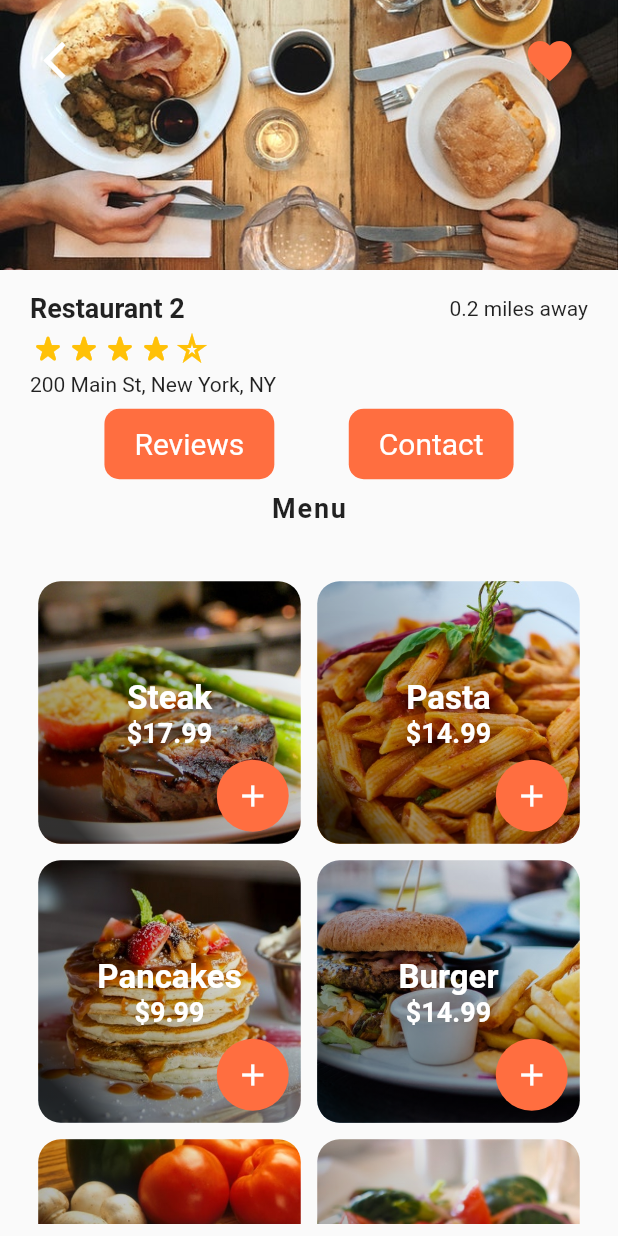
After one commit to atanashristov/flutter-the-complete-ui-masterclass, a Flutter app: the screen it shows after launch, after a tap on "Restaurant 2", on a phone screen of 412 x 824 dp. The commit adds this screen. Run offline on Flutter 3.47's test engine with Material 2 defaults, Android fonts, the phone set to English and light mode, and no system bars.

Commit message:
feat(food delivery) Add restaurant screen

```diff
--- /dev/null
+++ b/code/food_delivery_ui/lib/screens/restaurant_screen.dart
@@ -0,0 +1,233 @@
+// ignore_for_file: public_member_api_docs, sort_constructors_first
+import 'package:flutter/material.dart';
+
+import 'package:food_delivery_ui/models/food.dart';
+import 'package:food_delivery_ui/models/restaurant.dart';
+import 'package:food_delivery_ui/widgets/plus_button.dart';
+import 'package:food_delivery_ui/widgets/rating_stars.dart';
+
+class RestaurantScreen extends StatefulWidget {
+  const RestaurantScreen({
+    super.key,
+    required this.restaurant,
+  });
+
+  final Restaurant restaurant;
+
+  @override
+  State<RestaurantScreen> createState() => _RestaurantScreenState();
+}
+
+class _RestaurantScreenState extends State<RestaurantScreen> {
+  @override
+  Widget build(BuildContext context) {
+    return Scaffold(
+      body: Column(
+        children: [
+          Stack(
+            children: [
+              Hero(
+                tag: widget.restaurant.imageUrl,
+                child: Image(
+                  height: 180,
+                  width: MediaQuery.of(context).size.width,
+                  image: AssetImage(widget.restaurant.imageUrl),
+                  fit: BoxFit.cover,
+                ),
+              ),
+              Padding(
+                padding: const EdgeInsets.symmetric(horizontal: 20.0, vertical: 15.0),
+                child: Row(
+                  mainAxisAlignment: MainAxisAlignment.spaceBetween,
+                  children: [
+                    IconButton(
+                      onPressed: () => Navigator.of(context).maybePop(),
+                      icon: const Icon(Icons.arrow_back_ios),
+                      color: Colors.white,
+                      iconSize: 30.0,
+                    ),
+                    IconButton(
+                      onPressed: () {},
+                      icon: const Icon(Icons.favorite),
+                      color: Theme.of(context).primaryColor,
+                      iconSize: 35.0,
+                    ),
+                  ],
+                ),
+              ),
+            ],
+          ),
+          Padding(
+            padding: const EdgeInsets.symmetric(horizontal: 20.0, vertical: 15.0),
+            child: Column(
+              crossAxisAlignment: CrossAxisAlignment.start,
+              children: [
+                Row(
+                  mainAxisAlignment: MainAxisAlignment.spaceBetween,
+                  children: [
+                    Text(
+                      widget.restaurant.name,
+                      style: const TextStyle(fontSize: 18.0, fontWeight: FontWeight.w600),
+                      overflow: TextOverflow.ellipsis,
+                    ),
+                    const Text(
+                      '0.2 miles away',
+                      style: TextStyle(fontSize: 14.0, fontWeight: FontWeight.normal),
+                      overflow: TextOverflow.ellipsis,
+                    ),
+                  ],
+                ),
+                const SizedBox(height: 4.0),
+                RatingStars(rating: widget.restaurant.rating),
+                const SizedBox(height: 4.0),
+                Text(
+                  widget.restaurant.address,
+                  style: const TextStyle(fontSize: 14.0, fontWeight: FontWeight.normal),
+                  overflow: TextOverflow.ellipsis,
+                ),
+                const SizedBox(height: 8.0),
+                Row(
+                  mainAxisAlignment: MainAxisAlignment.spaceEvenly,
+                  children: [
+                    TextButton(
+                      onPressed: () {},
+                      style: TextButton.styleFrom(
+                        foregroundColor: Colors.white,
+                        backgroundColor: Theme.of(context).primaryColor,
+                        textStyle: const TextStyle(fontSize: 20),
+                        padding: const EdgeInsets.symmetric(vertical: 12.0, horizontal: 20.0),
+                        shape: RoundedRectangleBorder(
+                          borderRadius: BorderRadius.circular(10.0),
+                        ),
+                      ),
+                      child: const Text('Reviews'),
+                    ),
+                    TextButton(
+                      onPressed: () {},
+                      style: TextButton.styleFrom(
+                        foregroundColor: Colors.white,
+                        backgroundColor: Theme.of(context).primaryColor,
+                        textStyle: const TextStyle(fontSize: 20),
+                        padding: const EdgeInsets.symmetric(vertical: 12.0, horizontal: 20.0),
+                        shape: RoundedRectangleBorder(
+                          borderRadius: BorderRadius.circular(10.0),
+                        ),
+                      ),
+                      child: const Text('Contact'),
+                    ),
+                  ],
+                ),
+                const SizedBox(height: 8.0),
+                const Center(
+                  child: Text(
+                    'Menu',
+                    style: TextStyle(
+                      fontSize: 18.0,
+                      fontWeight: FontWeight.w600,
+                      letterSpacing: 1.2,
+                    ),
+                  ),
+                ),
+              ],
+            ),
+          ),
+          Expanded(
+            child: Padding(
+              padding: const EdgeInsets.symmetric(horizontal: 10.0, vertical: 8.0),
+              child: GridView.count(
+                padding: const EdgeInsets.all(10.0),
+                crossAxisCount: 2,
+                children: List.generate(
+                  widget.restaurant.menu.length,
+                  (index) {
+                    final food = widget.restaurant.menu[index];
+                    return _MenuListItem(menuItem: food);
+                  },
+                ),
+              ),
+            ),
+          )
+        ],
+      ),
+    );
+  }
+}
+
+class _MenuListItem extends StatelessWidget {
+  const _MenuListItem({
+    Key? key,
+    required this.menuItem,
+  }) : super(key: key);
+
+  final Food menuItem;
+
+  @override
+  Widget build(BuildContext context) {
+    return Center(
+      child: Stack(
+        alignment: Alignment.center,
+        children: [
+          Container(
+            height: 175.0,
+            width: 175.0,
+            decoration: BoxDecoration(
+              borderRadius: const BorderRadius.all(Radius.circular(15.0)),
+              image: DecorationImage(
+                image: AssetImage(menuItem.imageUrl),
+                fit: BoxFit.cover,
+              ),
+            ),
+          ),
+          Container(
+            height: 175.0,
+            width: 175.0,
+            decoration: BoxDecoration(
+              borderRadius: const BorderRadius.all(Radius.circular(15.0)),
+              gradient: LinearGradient(begin: Alignment.topRight, end: Alignment.bottomLeft, colors: [
+                Colors.black.withOpacity(0.0),
+                Colors.black.withOpacity(0.1),
+                Colors.black.withOpacity(0.2),
+                Colors.black.withOpacity(0.4),
+                Colors.black.withOpacity(0.8),
+              ], stops: const [
+                0.1,
+                0.3,
+                0.4,
+                0.8,
+                0.9
+              ]),
+            ),
+          ),
+          Positioned(
+            top: 65.0,
+            child: Column(
+              children: [
+                Text(
+                  menuItem.name,
+                  style: const TextStyle(
+                    fontSize: 22.0,
+                    fontWeight: FontWeight.w600,
+                    color: Colors.white,
+                  ),
+                ),
+                Text(
+                  '\$${menuItem.price}',
+                  style: const TextStyle(
+                    fontSize: 18.0,
+                    fontWeight: FontWeight.w600,
+                    color: Colors.white,
+                  ),
+                ),
+              ],
+            ),
+          ),
+          const Positioned(
+            bottom: 8.0,
+            right: 8.0,
+            child: PlusButton(),
+          )
+        ],
+      ),
+    );
+  }
+}
--- a/code/food_delivery_ui/lib/widgets/nearby_restaurants.dart
+++ b/code/food_delivery_ui/lib/widgets/nearby_restaurants.dart
@@ -1,6 +1,7 @@
 import 'package:flutter/material.dart';
 import 'package:food_delivery_ui/data/data.dart';
 import 'package:food_delivery_ui/models/restaurant.dart';
+import 'package:food_delivery_ui/screens/restaurant_screen.dart';
 import 'package:food_delivery_ui/widgets/rating_stars.dart';
 
 class NearbyRestaurants extends StatelessWidget {
@@ -34,9 +35,17 @@ class _RestaurantsList extends StatelessWidget {
     return Column(
       children: [
         ...restaurants.asMap().entries.map(
-              (e) => _RestaurantsListItem(
+              (e) => GestureDetector(
+                onTap: () => Navigator.push(
+                  context,
+                  MaterialPageRoute(
+                    builder: (_) => RestaurantScreen(restaurant: e.value),
+                  ),
+                ),
+                child: _RestaurantsListItem(
                   restaurant: e.value,
                   index: e.key,
+                ),
               ),
             ),
       ],
@@ -63,11 +72,14 @@ class _RestaurantsListItem extends StatelessWidget {
         children: [
           ClipRRect(
             borderRadius: BorderRadius.circular(15.0),
+            child: Hero(
+              tag: restaurant.imageUrl,
               child: Image(
                 height: 130.0,
                 width: 130.0,
                 image: AssetImage(restaurant.imageUrl),
                 fit: BoxFit.cover,
+              ),
             ),
           ),
           Expanded(
--- /dev/null
+++ b/code/food_delivery_ui/lib/widgets/plus_button.dart
@@ -0,0 +1,21 @@
+import 'package:flutter/material.dart';
+
+class PlusButton extends StatelessWidget {
+  const PlusButton({super.key, this.margin});
+
+  final EdgeInsetsGeometry? margin;
+
+  @override
+  Widget build(BuildContext context) {
+    return Container(
+      margin: margin,
+      decoration: BoxDecoration(color: Theme.of(context).primaryColor, borderRadius: BorderRadius.circular(30.0)),
+      child: IconButton(
+        icon: const Icon(Icons.add),
+        color: Colors.white,
+        iconSize: 24.0,
+        onPressed: () {},
+      ),
+    );
+  }
+}
--- a/code/food_delivery_ui/lib/widgets/recent_orders.dart
+++ b/code/food_delivery_ui/lib/widgets/recent_orders.dart
@@ -1,6 +1,7 @@
 import 'package:flutter/material.dart';
 import 'package:food_delivery_ui/data/data.dart';
 import 'package:food_delivery_ui/models/order.dart';
+import 'package:food_delivery_ui/widgets/plus_button.dart';
 
 class RecentOrders extends StatelessWidget {
   const RecentOrders({super.key});
@@ -50,10 +51,9 @@ class _OrdersList extends StatelessWidget {
 
 class _OrdersListItem extends StatelessWidget {
   const _OrdersListItem({
-    Key? key,
     required this.order,
     required this.index,
-  }) : super(key: key);
+  });
 
   final Order order;
   final int index;
@@ -121,17 +121,7 @@ class _OrdersListItem extends StatelessWidget {
               ],
             ),
           ),
-          Container(
-            margin: const EdgeInsets.only(right: 20.0),
-            width: 48.0,
-            decoration: BoxDecoration(color: Theme.of(context).primaryColor, borderRadius: BorderRadius.circular(30.0)),
-            child: IconButton(
-              icon: const Icon(Icons.add),
-              color: Colors.white,
-              iconSize: 30.0,
-              onPressed: () {},
-            ),
-          )
+          const PlusButton(margin: EdgeInsets.only(right: 20.0)),
         ],
       ),
     );
```
Lines whose indentation alone changed are shown as unchanged.
